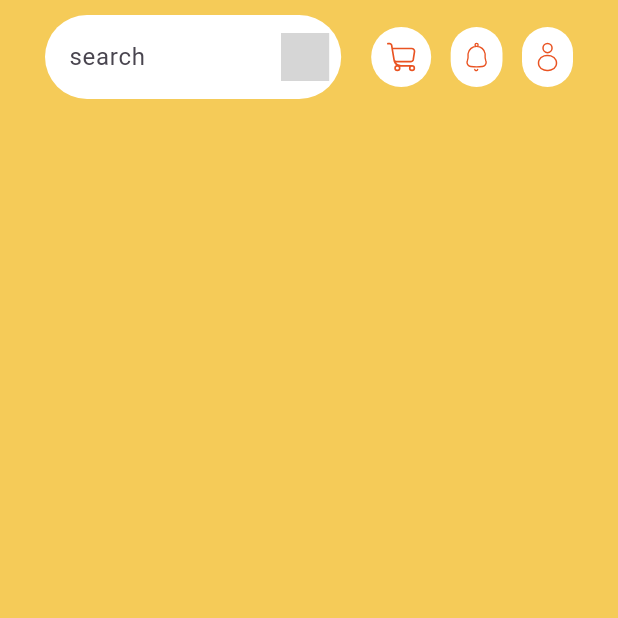
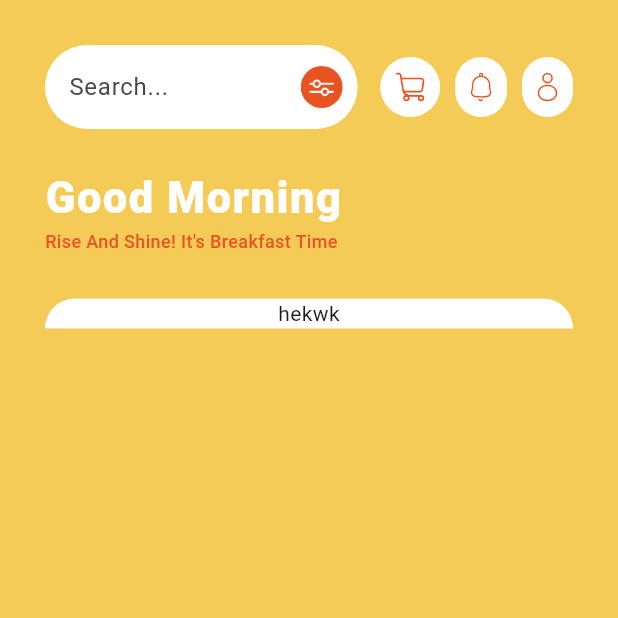
Before and after one commit to Dialawilson/yumquick, a Flutter app: the Home screen opened directly, on a phone screen of 412 x 824 dp, the top half of it. Run offline on Flutter 3.47's test engine with Material 3 defaults, Android fonts, the phone set to English and light mode, and no system bars; our stand-ins replace flutter_svg; grey boxes are pictures that could not be loaded.

Commit message:
search bar and side icons

```diff
--- a/lib/screens/home.dart
+++ b/lib/screens/home.dart
@@ -21,92 +21,109 @@ class Home extends StatelessWidget{
           elevation: 0,
         ),
       ),
-      body: Container(
-        width: double.infinity,
-        height: double.infinity,
-        child: SingleChildScrollView(
-          padding: const EdgeInsets.symmetric(horizontal: 30),
-          child:Row(
+      // ⭐ FIX 1: Removed the redundant Container with height: double.infinity
+      body: SingleChildScrollView(
+        padding: const EdgeInsets.symmetric(horizontal: 30, vertical: 20),
+        child: Column( // Column is now the direct child
+          crossAxisAlignment: CrossAxisAlignment.start, // Align text to the left
+          children: [
+            Row(
+              children: [
+                Expanded(
+                  flex: 3, // This is fine, but not necessary if it's the only Expanded
+                  child: TextField(
+                    decoration: InputDecoration(
+                      border: OutlineInputBorder(
+                        borderRadius: BorderRadius.circular(30),
+                        borderSide: BorderSide.none,
+                      ),
+                      hintText: "Search...",
+                      filled: true,
+                      fillColor: Colors.white,
 
-            children: [
-              // Text("Home Screen"),
-              Expanded(
-                flex: 3,
-                child: TextField(
+                      // ⭐ FIX 2: Added a prefixIcon (makes more sense for search)
+                      // prefixIcon: const Icon(Icons.settings_rounded, color: Colors.grey),
 
-                decoration: InputDecoration(
-                  border:OutlineInputBorder(
+                      // ⭐ FIX 3: Corrected the asset path from 'asset/' to 'assets/'
+                      suffixIcon: Padding(
+                        padding: const EdgeInsets.symmetric(horizontal: 10),
+                        child: SvgPicture.asset(
+                          // Using a 'filter' icon as it's more common for a suffix
+                          "assets/svg/filter.svg",
+                          width: 20,
+                          height: 20,
+                          // colorFilter: const ColorFilter.mode(kPrimaryColor, BlendMode.srcIn),
+                        ),
+                      ),
+                    ),
+                  ),
+                ),
 
-                  borderRadius: BorderRadius.circular(30),
-                  borderSide: BorderSide.none
-                  ),
-                  hintText: "search",
+                // Spacing between search and icons
+                const SizedBox(width: 15),
 
-                  filled: true,
-                  suffixIcon: Padding(
-                    padding: const EdgeInsets.all(8.0),
-                    child: SvgPicture.asset("asset/svg/BackIcon.svg",
-                    width: 20,
-                    height: 20,
-                    color: Colors.amber,),
-                  ),
+                // Re-usable helper widget for icons
+                _HomeIcon(svgPath: "assets/svg/cart.svg"),
+                const SizedBox(width: 10),
+                _HomeIcon(svgPath: "assets/svg/notify.svg"),
+                const SizedBox(width: 10),
+                _HomeIcon(svgPath: "assets/svg/profile.svg"),
 
-                  fillColor: Colors.white
-                ),
-              )
+                // ⭐ FIX 4: Removed the misplaced SizedBox(height: 20) from the Row
+              ],
+            ),
+
+            // This SizedBox is now correctly in the Column
+            const SizedBox(height: 25),
+
+            const Text(
+              "Good Morning",
+              style: TextStyle(fontSize: 29, letterSpacing: 1, fontWeight: FontWeight.w900, color: Colors.white),
+            ),
+            Text("Rise And Shine! It's Breakfast Time",
+              style: TextStyle(fontSize: 12, fontWeight: FontWeight.w500,
+              color: kPrimaryColor
+            ),
+            ),
+
+            const SizedBox(height: 30),
+            Container(
+              width: double.infinity,
+              decoration: const BoxDecoration(
+                color: Colors.white,
+                borderRadius: BorderRadius.vertical(top: Radius.circular(30))
               ),
-              SizedBox(width: 20,),
-              Container(
-                padding: EdgeInsets.all(10),
-                decoration: BoxDecoration(
-                color: Colors.white,
-                borderRadius: BorderRadius.circular(30)
+              child: Column(
+                children: [
+                  Text("hekwk")
+                ],
+              ),
+            )
 
-                ),
-                child: SvgPicture.asset("assets/svg/cart.svg",
-                height: 20,
-                )
-              ),
-              SizedBox(width: 13,),
-               Container(
-                padding: EdgeInsets.all(10),
-                decoration: BoxDecoration(
-                color: Colors.white,
-                borderRadius: BorderRadius.circular(30)
+          ],
+        ),
+      ),
+    );
+  }
+}
 
-                ),
-                child: SvgPicture.asset("assets/svg/notify.svg",
-                height: 20,
-                ),
-              ),
-              SizedBox(width: 13,),
-               Container(
-                padding: EdgeInsets.all(10),
-                decoration: BoxDecoration(
-                color: Colors.white,
-                borderRadius: BorderRadius.circular(30)
+// Helper Widget for Reusable Icon Buttons
+class _HomeIcon extends StatelessWidget {
+  final String svgPath;
 
-                ),
-                child: SvgPicture.asset("assets/svg/profile.svg",
-                height: 20,),
-              ),
+  const _HomeIcon({required this.svgPath});
 
-              // Flexible(
-              //   flex: 5,
-              //   fit: FlexFit.loose,
-              //   child: const TextField(
-              //     decoration: InputDecoration(
-              //       hintText: "look"
-              //     ),
-              //   )
-              //   )
-
-             SizedBox(height: 20,)
-
-            ],
-          ),
-
-        ),
+  @override
+  Widget build(BuildContext context) {
+    return Container(
+      padding: const EdgeInsets.all(10),
+      decoration: BoxDecoration(
+        color: Colors.white,
+        borderRadius: BorderRadius.circular(30)
+      ),
+      child: SvgPicture.asset(
+        svgPath,
+        height: 20,
       )
     );
   }
```
Also changed, not shown: assets/svg/filter.svg (renamed from assets/svg/Group 109.svg).
